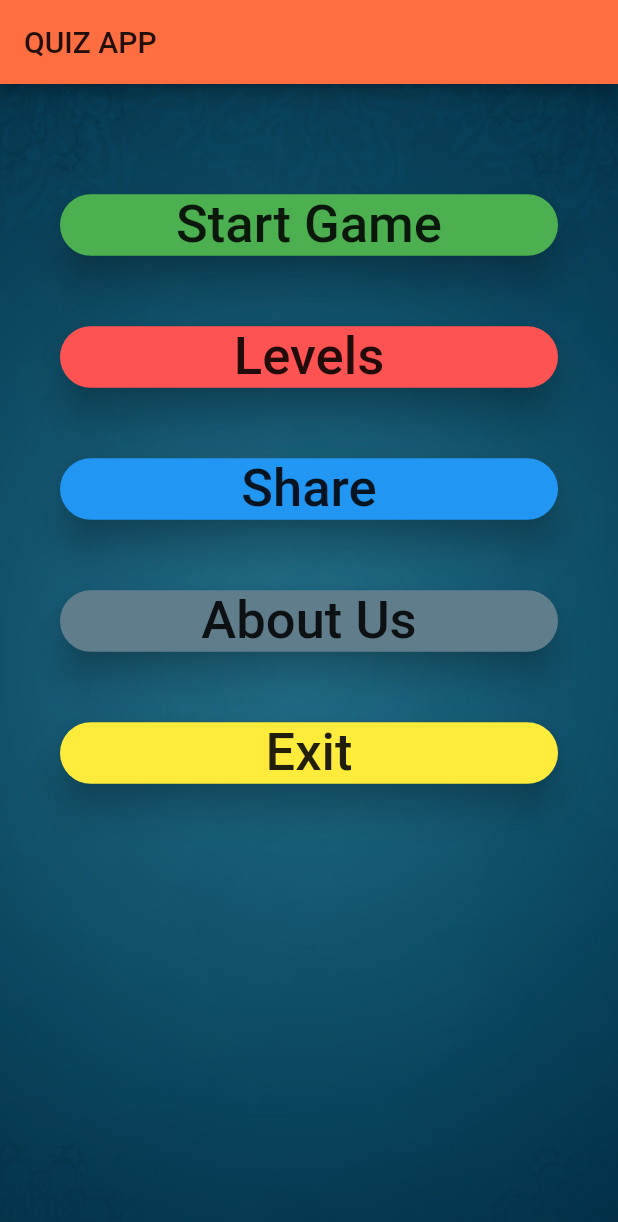
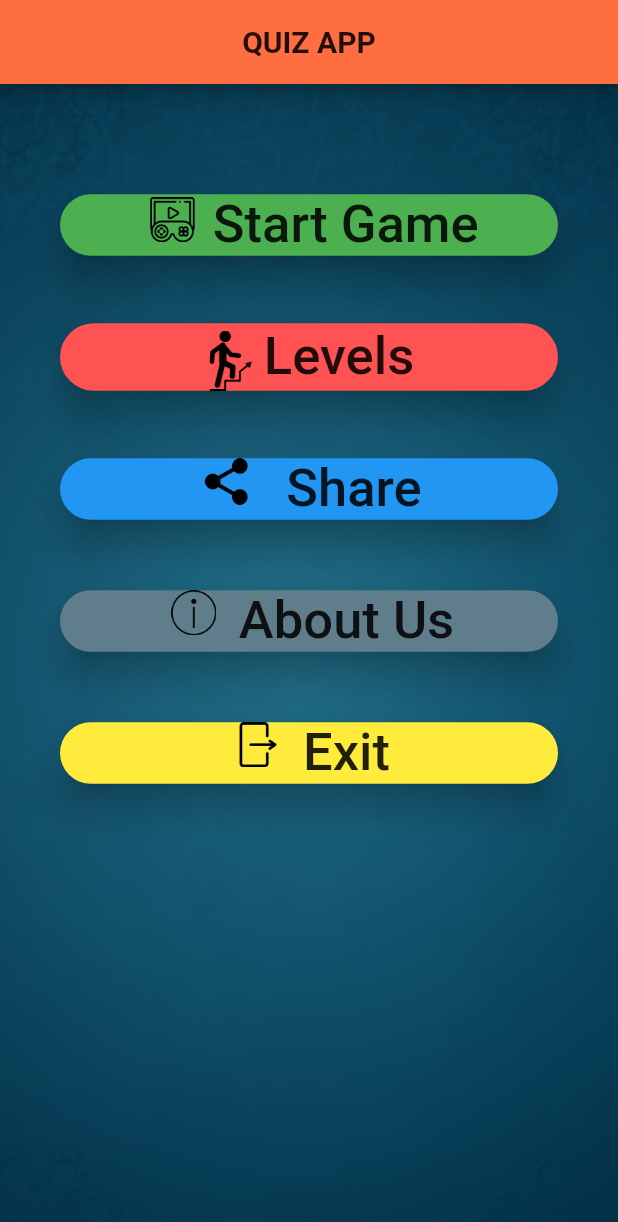
Before and after one commit to sauravarya25/Flag_Quiz, a Flutter app: the screen it shows after launch, on a phone screen of 412 x 824 dp. Shown: the top 1222 px of the screen. Run offline on Flutter 3.47's test engine with Material 2 defaults, Android fonts, the phone set to English and light mode, and no system bars.

Commit message:
logo updates

```diff
--- a/lib/homescreen.dart
+++ b/lib/homescreen.dart
@@ -7,10 +7,11 @@ class homescreen extends StatelessWidget {
   Widget build(BuildContext context) {
     return Scaffold(
       appBar: AppBar(
-        title: Text(
+        title: Center(
+          child: Text(
             'QUIZ APP',
-          style: TextStyle(
-            color: Colors.black87,
+            style:
+                TextStyle(color: Colors.black87, fontWeight: FontWeight.bold),
           ),
         ),
         backgroundColor: Colors.deepOrangeAccent,
@@ -36,11 +37,25 @@ class homescreen extends StatelessWidget {
                   Padding(
                     padding: EdgeInsets.all(20.0),
                     child: RaisedButton(
-                      child: Text(
+                      child: new Row(
+                        crossAxisAlignment: CrossAxisAlignment.start,
+                        mainAxisSize: MainAxisSize.min,
+                        children: <Widget>[
+                          Padding(
+                            padding: const EdgeInsets.all(2.0),
+                            child: new Image.asset('assets/images/ui.png',
+                                height: 30.0, width: 40.0),
+                          ),
+                          Padding(
+                            padding: EdgeInsets.only(left: 5.0),
+                            child: new Text(
                               'Start Game',
                               style: TextStyle(
                                 fontSize: 35.0,
                               ),
+                            ),
+                          )
+                        ],
                       ),
                       color: Colors.green,
                       elevation: 10.0,
@@ -53,11 +68,26 @@ class homescreen extends StatelessWidget {
                   Padding(
                     padding: EdgeInsets.all(20.0),
                     child: RaisedButton(
-                      child: Text(
+                      child: new Row(
+                        crossAxisAlignment: CrossAxisAlignment.start,
+                        mainAxisSize: MainAxisSize.min,
+                        // crossAxisAlignment: CrossAxisAlignment.end,
+                        children: <Widget>[
+                          Padding(
+                            padding: const EdgeInsets.only(top: 5.0),
+                            child: new Image.asset('assets/images/stair.png',
+                                height: 40.0, width: 40.0),
+                          ),
+                          Padding(
+                            padding: EdgeInsets.all(2.0),
+                            child: new Text(
                               'Levels',
                               style: TextStyle(
                                 fontSize: 35.0,
                               ),
+                            ),
+                          )
+                        ],
                       ),
                       color: Colors.redAccent,
                       elevation: 10.0,
@@ -70,11 +100,25 @@ class homescreen extends StatelessWidget {
                   Padding(
                     padding: EdgeInsets.all(20.0),
                     child: RaisedButton(
-                      child: Text(
+                      child: new Row(
+                        crossAxisAlignment: CrossAxisAlignment.start,
+                        mainAxisSize: MainAxisSize.min,
+                        children: <Widget>[
+                          Padding(
+                            padding: const EdgeInsets.only(right: 10.0),
+                            child: new Image.asset('assets/images/share.png',
+                                height: 31.0, width: 40.0),
+                          ),
+                          Padding(
+                            padding: EdgeInsets.only(left: 10.0),
+                            child: new Text(
                               'Share',
                               style: TextStyle(
                                 fontSize: 35.0,
                               ),
+                            ),
+                          )
+                        ],
                       ),
                       color: Colors.blue,
                       elevation: 10.0,
@@ -87,11 +131,22 @@ class homescreen extends StatelessWidget {
                   Padding(
                     padding: EdgeInsets.all(20.0),
                     child: RaisedButton(
-                      child: Text(
+                      child: new Row(
+                        mainAxisSize: MainAxisSize.min,
+                        crossAxisAlignment: CrossAxisAlignment.start,
+                        children: <Widget>[
+                          new Image.asset('assets/images/about.png',
+                              height: 30.0, width: 40.0),
+                          Padding(
+                            padding: EdgeInsets.only(left: 10.0),
+                            child: new Text(
                               'About Us',
                               style: TextStyle(
                                 fontSize: 35.0,
                               ),
+                            ),
+                          )
+                        ],
                       ),
                       color: Colors.blueGrey.shade500,
                       elevation: 10.0,
@@ -104,11 +159,22 @@ class homescreen extends StatelessWidget {
                   Padding(
                     padding: EdgeInsets.all(20.0),
                     child: RaisedButton(
-                      child: Text(
+                      child: new Row(
+                        mainAxisSize: MainAxisSize.min,
+                        crossAxisAlignment: CrossAxisAlignment.start,
+                        children: <Widget>[
+                          new Image.asset('assets/images/logout.png',
+                              height: 30.0, width: 40.0),
+                          Padding(
+                            padding: EdgeInsets.only(left: 10.0),
+                            child: new Text(
                               'Exit',
                               style: TextStyle(
                                 fontSize: 35.0,
                               ),
+                            ),
+                          )
+                        ],
                       ),
                       color: Colors.yellow,
                       elevation: 10.0,
--- a/pubspec.yaml
+++ b/pubspec.yaml
@@ -44,7 +44,11 @@ flutter:
   assets:
    - assets/images/bg.jpg
    - assets/images/back.jpg
-   - - assets/images/ui.png
+   - assets/images/ui.png
+   - assets/images/logout.png
+   - assets/images/share.png
+   - assets/images/stair.png
+   - assets/images/about.png
 
   # An image asset can refer to one or more resolution-specific "variants", see
   # https://flutter.dev/assets-and-images/#resolution-aware.
```
Also changed, not shown: assets/images/about.png (added). Lines whose indentation alone changed are shown as unchanged.
